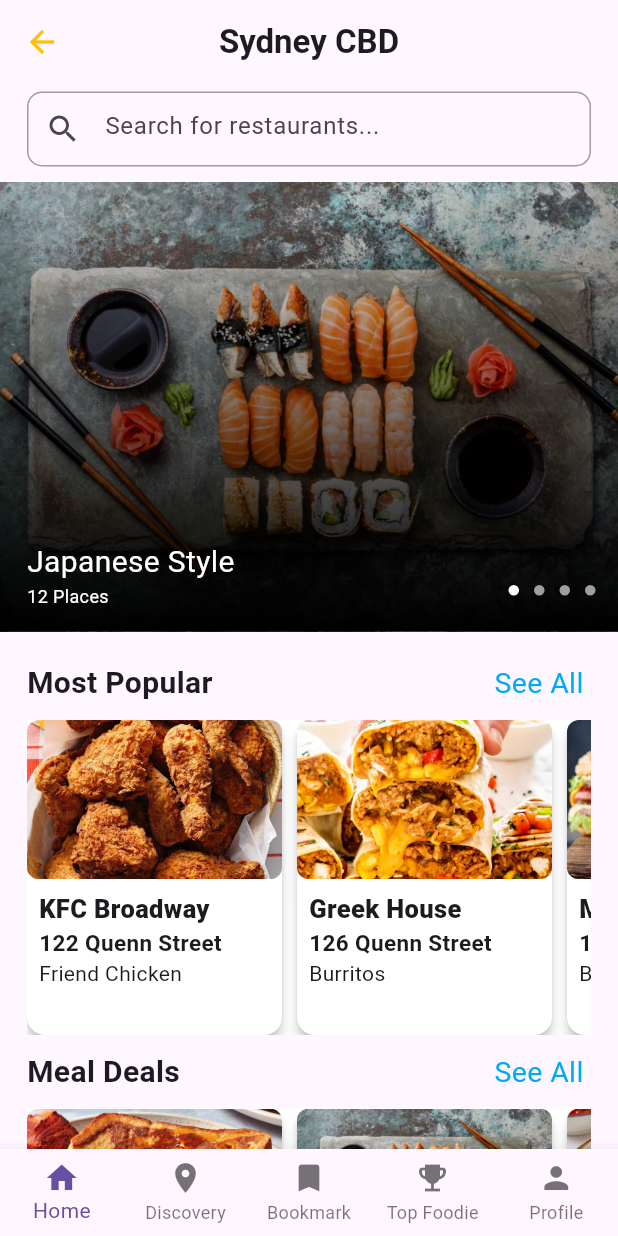
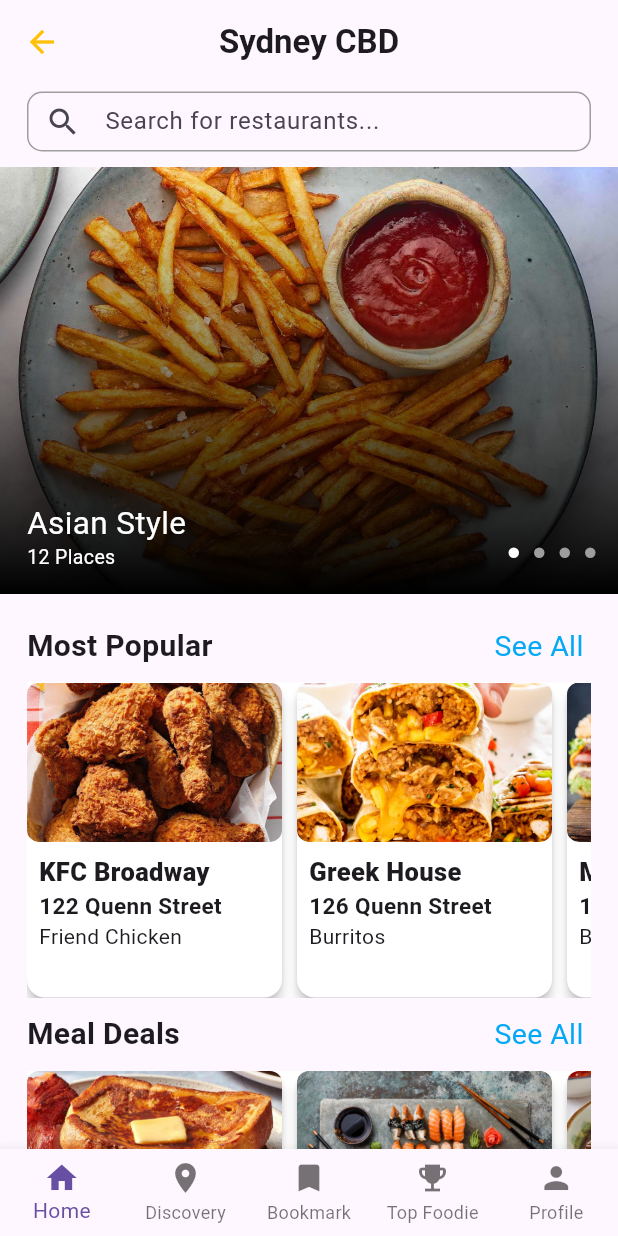
Before and after one commit to SeyulS/FoodApp_Flutter, a Flutter app: the screen it shows after launch, on a phone screen of 412 x 824 dp. Run offline on Flutter 3.47's test engine with Material 3 defaults, Android fonts, the phone set to English and light mode, and no system bars.

Commit message:
:adjusting_margins_sizes_images

```diff
--- a/lib/pages/homePage.dart
+++ b/lib/pages/homePage.dart
@@ -50,7 +50,7 @@ class _MyAppState extends State<MyHome> {
                 padding: const EdgeInsets.symmetric(horizontal: 18.0),
                 child: Center(
                   child: Container(
-                    height: 50,
+                    height: 40,
                     child: TextField(
                       decoration: InputDecoration(
                         focusedBorder: OutlineInputBorder(
@@ -63,6 +63,7 @@ class _MyAppState extends State<MyHome> {
                         ),
                         hintText: "Search for restaurants...",
                         prefixIcon: Icon(Icons.search),
+                        contentPadding: EdgeInsets.only(top: 4.5)
                       ),
                     ),
                   ),
@@ -72,10 +73,10 @@ class _MyAppState extends State<MyHome> {
               SizedBox(height: 10,),
               // Image
               SizedBox(
-                height: 300,
+                height: 285,
                 child: Stack(
                   children: [
-                    Image.asset(fit: BoxFit.cover,"lib/images/sushi.jpg",width: double.infinity, height: double.infinity,),
+                    Image.asset(fit: BoxFit.cover,"lib/images/ff.jpg",width: double.infinity, height: double.infinity,),
                     Container(
                       decoration: BoxDecoration(
                         gradient: LinearGradient(
@@ -96,7 +97,7 @@ class _MyAppState extends State<MyHome> {
                         child: Text(
                           "12 Places",
                           style: TextStyle(
-                            fontSize: 12,
+                            fontSize: 13,
                             color: Colors.white,
                           ),
                         ),
@@ -108,9 +109,9 @@ class _MyAppState extends State<MyHome> {
                       child: Padding(
                         padding: const EdgeInsets.all(8.0),
                         child: Text(
-                          "Japanese Style",
+                          "Asian Style",
                           style: TextStyle(
-                            fontSize: 20,
+                            fontSize: 21,
                             color: Colors.white,
                           ),
                         ),
```
